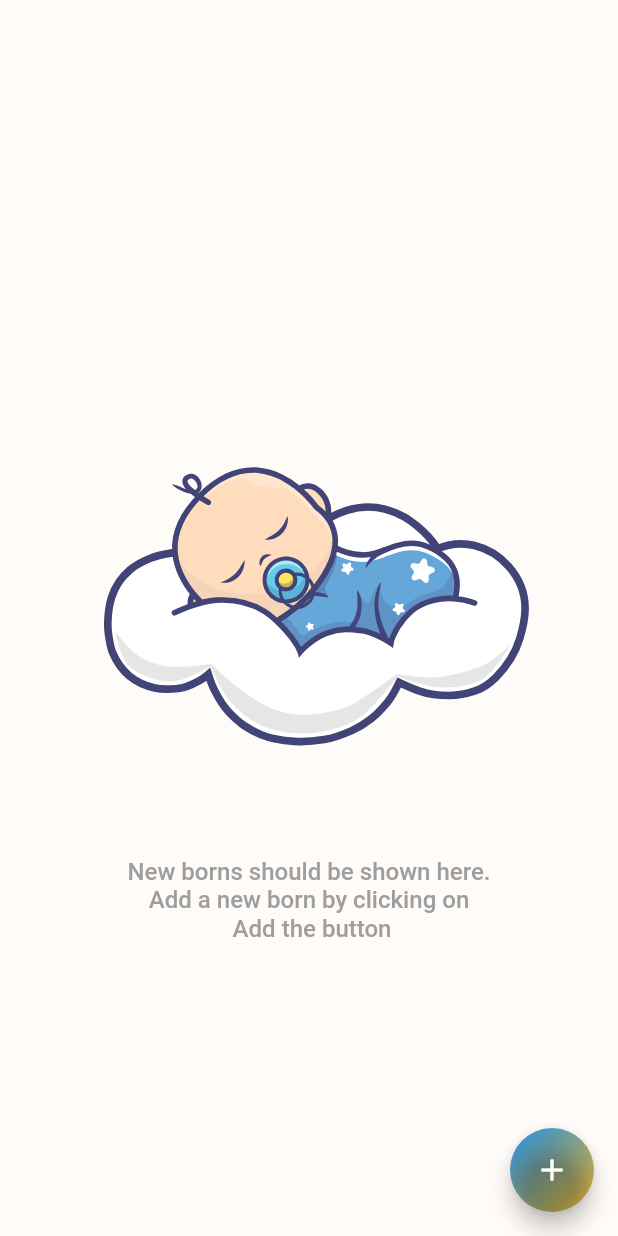
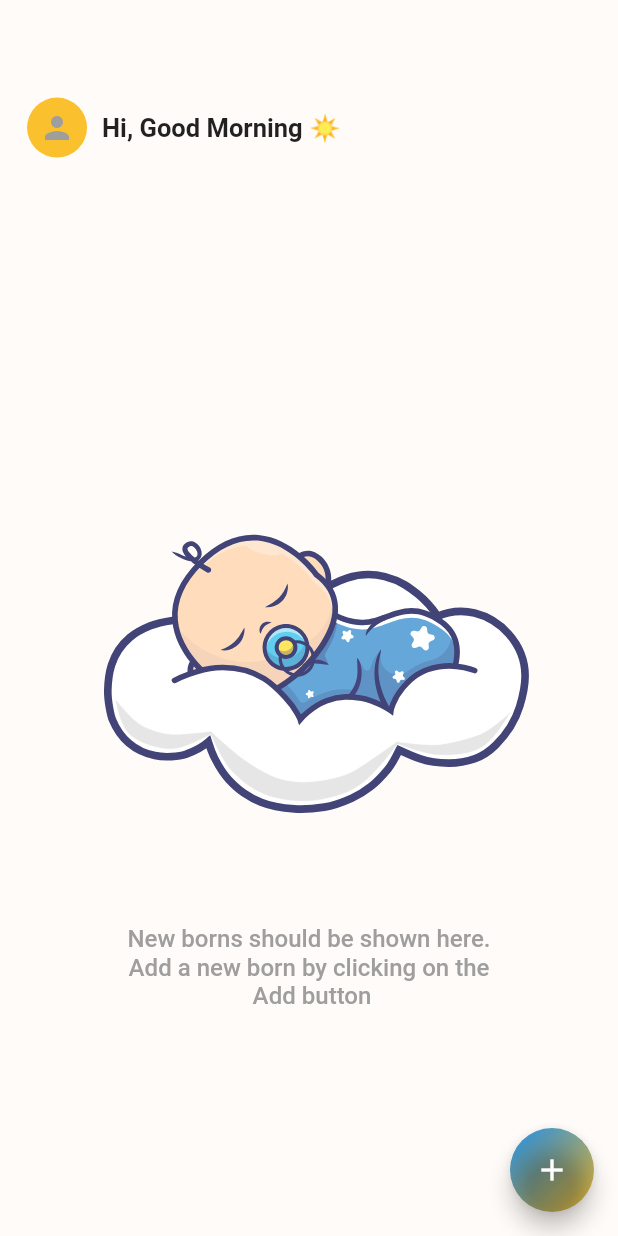
Before and after one commit to daveedson/test_application, a Flutter app: the HomeScreen screen opened by its route, on a phone screen of 412 x 824 dp. Run offline on Flutter 3.47's test engine with Material 2 defaults, Android fonts, the phone set to English and light mode, and no system bars; our stand-ins replace flutter_screenutil, get, lottie, shared_preferences, simple_animations, supercharged; accounts and stored records are empty.

Commit message:
new changes made

```diff
--- a/lib/view/home_view.dart
+++ b/lib/view/home_view.dart
@@ -2,9 +2,12 @@
 
 import 'package:flutter/material.dart';
 import 'package:flutter_screenutil/flutter_screenutil.dart';
+import 'package:get/get.dart';
 import 'package:get/get_state_manager/src/simple/get_state.dart';
 import 'package:lottie/lottie.dart';
 import 'package:test_app/utils/Ui_helper.dart';
+import 'package:test_app/view/splash_screen_view.dart';
+import 'package:test_app/view_model/login_view_model.dart';
 
 import '../animations/bottom_up_animations.dart';
 import '../animations/slide_left_animation.dart';
@@ -19,6 +22,8 @@ class HomeScreen extends StatefulWidget {
 }
 
 class _HomeScreenState extends State<HomeScreen> {
+ HomeViewModel hcontroller = Get.put(HomeViewModel());
+   LoginViewModel lcontroller = Get.put(LoginViewModel());
   @override
   Widget build(BuildContext context) {
     return Scaffold(
@@ -36,7 +41,10 @@ class _HomeScreenState extends State<HomeScreen> {
     shape: BoxShape.circle,
         ),
         child: FloatingActionButton(
-            onPressed: () => showActionButtomSheet(context),
+            onPressed: (){
+showActionButtomSheet(context);
+
+            } ,
             child: Icon(
               Icons.add,
               color: Colors.white,
@@ -46,8 +54,18 @@ class _HomeScreenState extends State<HomeScreen> {
       body: Padding(
         padding: EdgeInsets.symmetric(horizontal: 18.r, vertical: 15.r),
         child: Column(
-          crossAxisAlignment: CrossAxisAlignment.center,
+         // crossAxisAlignment: CrossAxisAlignment.center,
           children: [
+            SizedBox(height: 50.h),
+            Row(
+              children: [
+                CircleAvatar(
+                  backgroundColor: Colors.yellow.shade700,
+                  child: Center(child: Icon(Icons.person,color:Colors.grey))),
+                SizedBox(width:10.w),
+                Text("Hi, Good Morning ☀️",style:TextStyle(fontSize:17.sp,fontWeight: FontWeight.w700))
+              ],
+            ),
             Expanded(
               child: Column(
                 crossAxisAlignment: CrossAxisAlignment.center,
@@ -55,7 +73,7 @@ class _HomeScreenState extends State<HomeScreen> {
                 children: [
                   Lottie.asset("images/baby.json"),
                   Text(
-                    "New borns should be shown here.\nAdd a new born by clicking on\n Add the button",
+                    "New borns should be shown here.\nAdd a new born by clicking on the\n Add button",
                     style: TextStyle(
                         color: Colors.grey,
                         fontSize: 16.sp,
--- a/lib/view/sign_up_view.dart
+++ b/lib/view/sign_up_view.dart
@@ -30,6 +30,7 @@ class _SignUpViewState extends State<SignUpView> {
       backgroundColor: Color(0xFFFFFBF8),
       body: Padding(
         padding: EdgeInsets.symmetric(horizontal: 26.r),
+        child: SingleChildScrollView(
           child: Column(
             crossAxisAlignment: CrossAxisAlignment.center,
             // ignore: prefer_const_literals_to_create_immutables
@@ -49,7 +50,7 @@ class _SignUpViewState extends State<SignUpView> {
                 height: 86.h,
               ),
               Container(
-              height: 417.h,
+                height: 425.h,
                 width: double.infinity,
                 decoration: BoxDecoration(
                     borderRadius: BorderRadius.circular(30.r),
@@ -287,6 +288,7 @@ class _SignUpViewState extends State<SignUpView> {
             ],
           ),
         ),
+      ),
     );
   }
 }
--- a/lib/view_model/home_view_model.dart
+++ b/lib/view_model/home_view_model.dart
@@ -12,9 +12,11 @@ import 'package:test_app/utils/Ui_helper.dart';
 class HomeViewModel extends GetxController {
   String? name;
   String? gender;
+  String? personName;
   String? gestation;
   var _isLoading = false.obs;
   bool get isLoading => _isLoading.value;
+
 
   set isLoading(bool state) {
     _isLoading.value = state;
@@ -28,12 +30,21 @@ class HomeViewModel extends GetxController {
   void onInit() {
     childNameController = TextEditingController();
     genderController = TextEditingController();
+     getUsername();
     super.onInit();
   }
 
+
+
+  getUsername()async{
+   personName =  await LocalCacheImplementation().getStringValue("name");
+   print(personName);
+   return personName;
+  }
+
   createNewBorn() async {
-    try{
-isLoading = true;
+  //  try{
+    isLoading = true;
     name = childNameController!.text.trim();
     gender = genderController!.text.trim();
     gestation = DateTime.now().toIso8601String();
@@ -44,27 +55,30 @@ isLoading = true;
       gestation: gestation!,
     );
 
+
     name = childNameController!.text.trim();
     gender = genderController!.text.trim();
     gestation = DateTime.now().toIso8601String();
 
+
     var newBornData = newBorn.toJson();
     log(newBornData.toString());
     var userToken = await localCacheImplementation.getStringValue("Token");
+    print(userToken);
+    var response = await ApiService().postAuth("api/v1/newborns",data: newBornData,token: userToken);
+     isLoading = false;
+    print(response);
 
-    var response = await ApiService().post("api/v1/newborns",
-        data: newBornData, header: {'Authorization': 'Bearer $userToken'});
-    isLoading = false;
     if (response != null) {
       print("--New born Created Successfully");
       print(response);
     } else {
       UiHelper.errorMessage("Something went wrong");
     }
-    }catch(e){
-        log(e.toString());
-         UiHelper.errorMessage("Something went wrong");
-    }
+    // }catch(e){
+    //     log(e.toString());
+    //      UiHelper.errorMessage("Something went wrong");
+    // }
 
   }
 }
--- a/pubspec.yaml
+++ b/pubspec.yaml
@@ -41,6 +41,7 @@ dependencies:
   http: ^0.13.4
   shared_preferences: ^2.0.15
   lottie: ^1.3.0
+  background_fetch: '^1.0.3'
 
 
 
```
Also changed, not shown: lib/config/api_service.dart (+23 -3 lines), lib/view/splash_screen_view.dart (+6 -1 lines), lib/view_model/login_view_model.dart (+13 -1 lines), lib/view_model/sign_up_view_model.dart (+11 -3 lines), pubspec.lock, 6 other files. Lines whose indentation alone changed are shown as unchanged.
